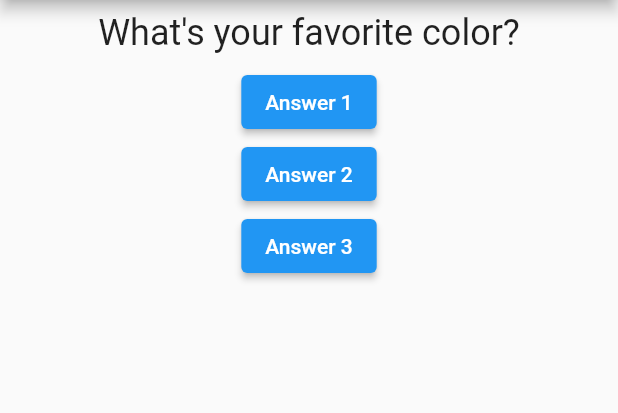
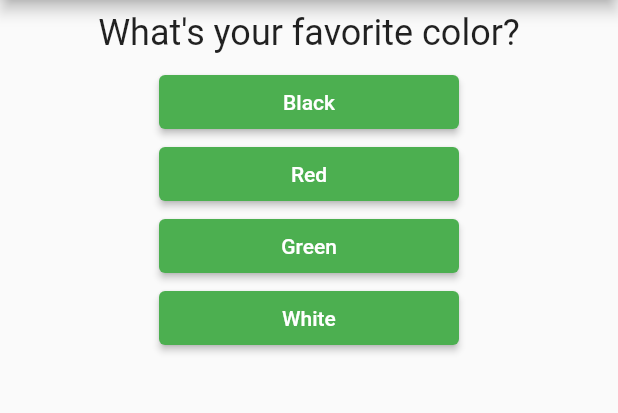
Before and after one commit to pliniogim/myfirstapp, a Flutter app: the screen it shows after launch, on a phone screen of 412 x 824 dp, the part 84-497 px from its top. Run offline on Flutter 3.47's test engine with Material 2 defaults, Android fonts, the phone set to English and light mode, and no system bars.

Commit message:
20220409

```diff
--- /dev/null
+++ b/lib/answer.dart
@@ -0,0 +1,25 @@
+import 'package:flutter/material.dart';
+
+class Answer extends StatelessWidget {
+  //ponteiro para uma função (callback) função _answerQuestion de main
+  final VoidCallback selectHandler;
+  final String answerText;
+
+  Answer(this.selectHandler, this.answerText);
+
+  @override
+  Widget build(BuildContext context) {
+    return Container(
+      //width double.infinity para todo o espaço
+      width: 200,
+      child: ElevatedButton(
+        style: ElevatedButton.styleFrom(
+          primary: Colors.green, // background
+          onPrimary: Colors.white, // foreground
+        ),
+        child: Text(answerText),
+        onPressed: selectHandler,
+      ),
+    );
+  }
+}
--- a/lib/main.dart
+++ b/lib/main.dart
@@ -1,6 +1,7 @@
 import 'package:flutter/material.dart';
 
-import './question.dart';
+import './quiz.dart';
+import './result.dart';
 
 // void main() {
 //   runApp(MyApp());
@@ -17,48 +18,55 @@ class MyApp extends StatefulWidget {
 }
 
 class _MyAppState extends State<MyApp> {
+  //List
+  //  var questions = []
+  //   'What\'s your favorite color?',
+  //   'What\'s your favorite animal?',
+  // ];
+
+  //movida para cá para ser utilizada pela função _answerQuestion
+  //abaixo de Build estava limitado o acesso por causa do scope
+  //static const questions = [ o mesmo que abaixo
+  final _questions = const [
+    {
+      'questionText': 'What\'s your favorite color?',
+      'answers': ['Black', 'Red', 'Green', 'White'],
+    },
+    {
+      'questionText': 'What\'s your favorite animal?',
+      'answers': ['Dog', 'Rabbit', 'Cat', 'Lion'],
+    },
+    {
+      'questionText': 'Who is your favorite instructor?',
+      'answers': ['Stephen', 'Ruize', 'Max', 'None'],
+    }
+  ];
+
   var _questionIndex = 0;
 
   void _answerQuestion() {
-    setState(() {
-      _questionIndex = _questionIndex + 1;
-    });
-    print(_questionIndex);
+    if (_questionIndex < _questions.length) {
+      setState(() {
+        _questionIndex = _questionIndex + 1;
+      });
+      print(_questionIndex);
+    }
   }
 
   @override
   Widget build(BuildContext context) {
-    var questions = [
-      'What\'s your favorite color?',
-      'What\'s your favorite animal?',
-    ];
     return MaterialApp(
       home: Scaffold(
         appBar: AppBar(
-          title: Text('My First App'),
+          title: const Text('My First App'),
         ),
-        body: Column(
-          children: [
-            Question(
-              questions[_questionIndex],
-            ),
-            ElevatedButton(
-              child: Text('Answer 1'),
-              onPressed: _answerQuestion,
-            ),
-            ElevatedButton(
-              child: Text('Answer 2'),
-              onPressed: () => print('Answer 2 chosen!'),
-            ),
-            ElevatedButton(
-              child: Text('Answer 3'),
-              onPressed: () {
-                // ...
-                print('Answer 3 chosen');
-              },
-            ),
-          ],
-        ),
+        body: _questionIndex < _questions.length
+            ? Quiz(
+                answerQuestion: _answerQuestion,
+                questionIndex: _questionIndex,
+                questions: _questions,
+              )
+            : const Result(),
       ),
     );
   }
--- /dev/null
+++ b/lib/quiz.dart
@@ -0,0 +1,34 @@
+import 'package:flutter/material.dart';
+
+import 'question.dart';
+import 'answer.dart';
+
+class Quiz extends StatelessWidget {
+  final List<Map<String, Object>> questions;
+  final int questionIndex;
+  final VoidCallback answerQuestion;
+
+  Quiz(
+      {required this.questions,
+      required this.answerQuestion,
+      required this.questionIndex});
+
+  @override
+  Widget build(BuildContext context) {
+    return Column(
+      children: [
+        Question(
+          questions[questionIndex]['questionText'] as String,
+        ),
+        // Answer(_answerQuestion),
+        // Answer(_answerQuestion),
+        // Answer(_answerQuestion),
+        //spread operator (pega uma lista e retira todos os elementos desta lista
+        // e os adiciona à lista mais interna com valores individuais)
+        ...(questions[questionIndex]['answers'] as List<String>).map((answer) {
+          return Answer(answerQuestion, answer);
+        }).toList()
+      ],
+    );
+  }
+}
--- /dev/null
+++ b/lib/result.dart
@@ -0,0 +1,12 @@
+import 'package:flutter/material.dart';
+
+class Result extends StatelessWidget {
+  const Result({Key? key}) : super(key: key);
+
+  @override
+  Widget build(BuildContext context) {
+    return const Center(
+      child: Text('No more questions!'),
+    );
+  }
+}
```
